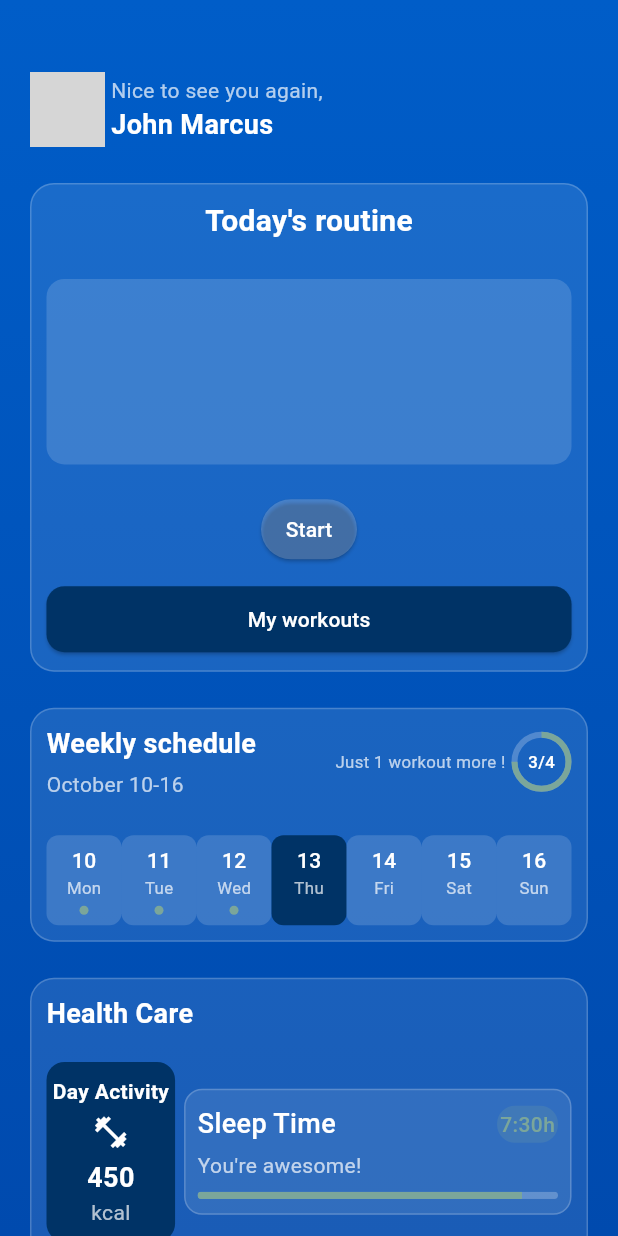
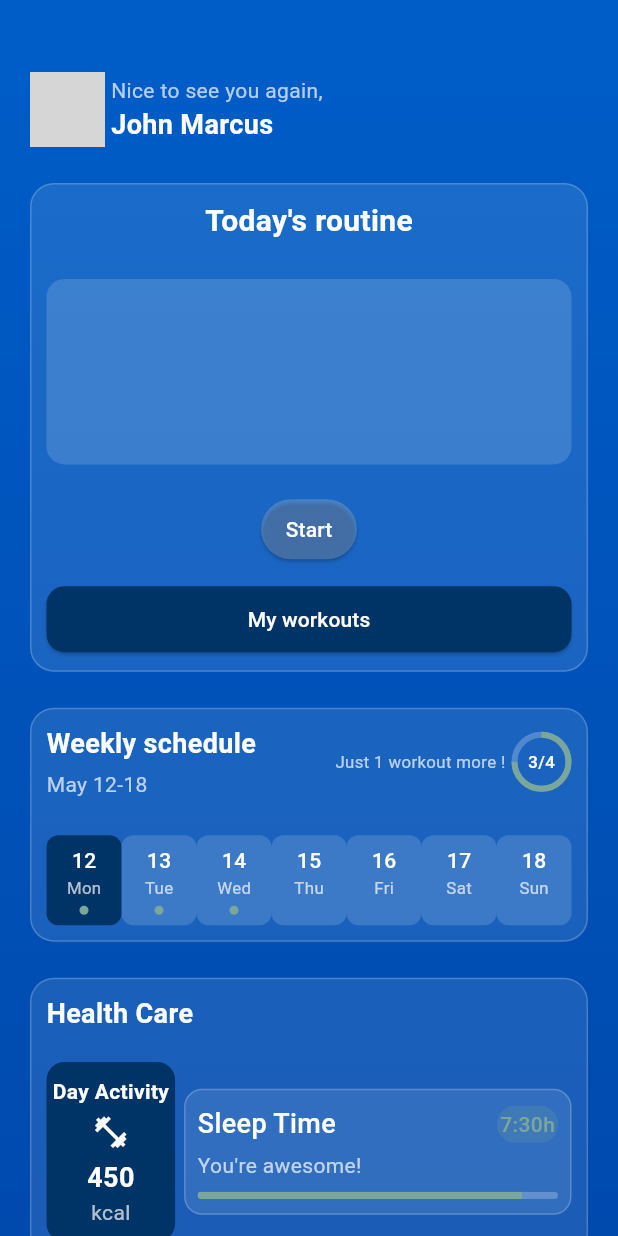
Before and after one commit to MoveAppDart/Fitpath, a Flutter app: the HomeScreen screen opened directly, on a phone screen of 412 x 824 dp. Run offline on Flutter 3.47's test engine with Material 3 defaults, Android fonts, the light colour scheme and no system bars; our stand-ins replace google_fonts, table_calendar; grey boxes are pictures that could not be loaded.

Commit message:
feat(home_screen): add dynamic date range and day cards for weekly schedule
Implement dynamic date range calculation and display for the weekly schedule. Day cards now show actual dates and highlight the current day. This improves user experience by providing accurate and up-to-date information.

```diff
--- a/lib/screens/home_screen.dart
+++ b/lib/screens/home_screen.dart
@@ -1,6 +1,7 @@
 import 'package:flutter/material.dart';
 import 'package:google_fonts/google_fonts.dart';
 import 'workout_detail_screen.dart';
+import 'package:intl/intl.dart';
 
 class HomeScreen extends StatefulWidget {
   const HomeScreen({super.key});
@@ -10,6 +11,26 @@ class HomeScreen extends StatefulWidget {
 }
 
 class _HomeScreenState extends State<HomeScreen> {
+  // Get current date and calculate the week range
+  final DateTime _now = DateTime.now();
+  late final DateTime _weekStart;
+  late final DateTime _weekEnd;
+  late final List<DateTime> _weekDays;
+
+  @override
+  void initState() {
+    super.initState();
+    // Calculate the start of the week (Monday)
+    _weekStart = _now.subtract(Duration(days: _now.weekday - 1));
+    // Calculate the end of the week (Sunday)
+    _weekEnd = _weekStart.add(const Duration(days: 6));
+    // Generate all days of the current week
+    _weekDays = List.generate(
+      7,
+      (index) => _weekStart.add(Duration(days: index))
+    );
+  }
+
   @override
   Widget build(BuildContext context) {
     // Get screen dimensions and determine device type
@@ -25,6 +46,9 @@ class _HomeScreenState extends State<HomeScreen> {
     final double headerFontSize = isDesktop ? 22 : (isTablet ? 20 : 18);
     final double subHeaderFontSize = isDesktop ? 18 : (isTablet ? 16 : 14);
     final double routineTitleFontSize = isDesktop ? 24 : (isTablet ? 22 : 20);
+
+    // Format date range for weekly schedule
+    final String weekRangeText = '${DateFormat('MMMM d').format(_weekStart)}-${DateFormat('d').format(_weekEnd)}';
 
     return Scaffold(
       body: Container(
@@ -218,7 +242,7 @@ class _HomeScreenState extends State<HomeScreen> {
                                         ),
                                         const SizedBox(height: 4),
                                         Text(
-                                          'October 10-16',
+                                          weekRangeText, // Display actual date range
                                           style: TextStyle(
                                             color: Colors.white70,
                                             fontSize: subHeaderFontSize,
@@ -277,7 +301,6 @@ class _HomeScreenState extends State<HomeScreen> {
                                 SizedBox(height: verticalSpacing),
 
                                 // Day cards
-                                // Use spaceEvenly so cards don't get too small.
                                 Row(
                                   mainAxisAlignment:
                                       MainAxisAlignment.spaceEvenly,
@@ -290,6 +313,12 @@ class _HomeScreenState extends State<HomeScreen> {
                                         ? 80
                                         : (isTablet ? 70 : 60);
 
+                                    // Get the day for this card
+                                    final DateTime day = _weekDays[i];
+                                    final bool isToday = day.day == _now.day &&
+                                                        day.month == _now.month &&
+                                                        day.year == _now.year;
+
                                     return Container(
                                       width: cardWidth,
                                       height: cardHeight,
@@ -297,7 +326,7 @@ class _HomeScreenState extends State<HomeScreen> {
                                         horizontalPadding * 0.1,
                                       ),
                                       decoration: BoxDecoration(
-                                        color: i == 3
+                                        color: isToday
                                             ? const Color(0xFF003366)
                                             : Colors.white.withOpacity(0.15),
                                         borderRadius:
@@ -307,7 +336,7 @@ class _HomeScreenState extends State<HomeScreen> {
                                         mainAxisAlignment: MainAxisAlignment.center,
                                         children: [
                                           Text(
-                                            '${10 + i}',
+                                            day.day.toString(), // Display actual day number
                                             style: TextStyle(
                                               color: Colors.white,
                                               fontSize: subHeaderFontSize,
@@ -315,15 +344,7 @@ class _HomeScreenState extends State<HomeScreen> {
                                             ),
                                           ),
                                           Text(
-                                            [
-                                              'Mon',
-                                              'Tue',
-                                              'Wed',
-                                              'Thu',
-                                              'Fri',
-                                              'Sat',
-                                              'Sun'
-                                            ][i],
+                                            DateFormat('E').format(day), // Mon, Tue, etc.
                                             style: TextStyle(
                                               color: Colors.white70,
                                               fontSize:
```
